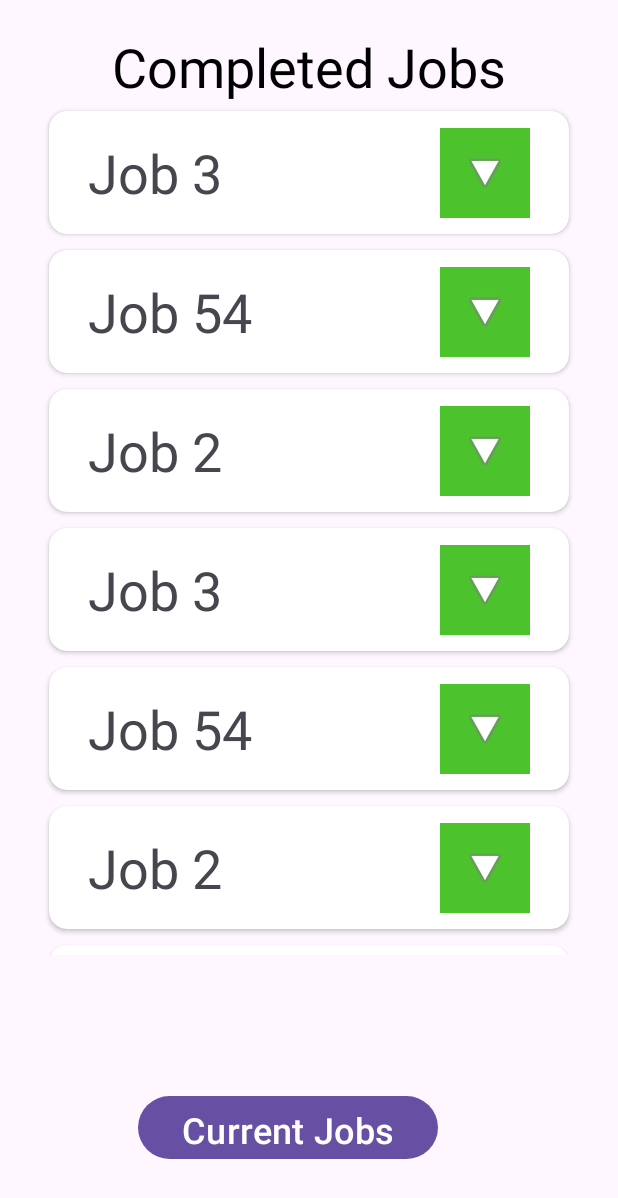
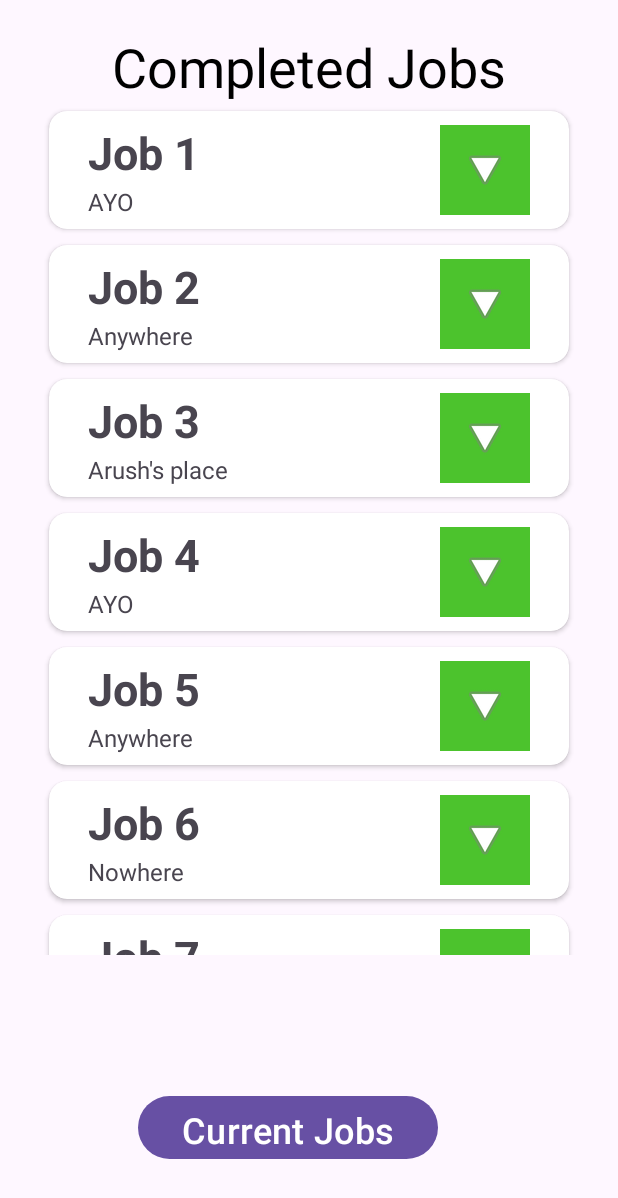
Before and after one commit to GarrettVosecky/Hackstreet-Boys, an Android app: the screen it shows after launch (CompletedJobsPage), on a phone screen of 412 x 824 dp. Shown: the top 1198 px of the screen. Run offline under Robolectric (Android 15) with nearby library versions, the phone set to English and light mode, and no system bars.

Commit message:
Pushed cause of testing

```diff
--- a/app/src/main/java/com/example/hackstreet_boys/CompletedJobsPage.java
+++ b/app/src/main/java/com/example/hackstreet_boys/CompletedJobsPage.java
@@ -28,27 +28,27 @@ public class CompletedJobsPage extends AppCompatActivity {
 
         List<JobCard> jobList = new ArrayList<>();
 
-        jobList.add(new JobCard("Job 3", "AYO", "YO YO YO YO YO YO", "dude", 2));
-        jobList.add(new JobCard("Job 54", "Anywhere", "BLAH BLAH BLAH BLAH", "bro", 4));
-        jobList.add(new JobCard("Job 2", "Nowhere", "YO YO YO YO YO YO", "dude", 2));
-        jobList.add(new JobCard("Job 3", "AYO", "YO YO YO YO YO YO", "dude", 2));
-        jobList.add(new JobCard("Job 54", "Anywhere", "BLAH BLAH BLAH BLAH", "bro", 4));
-        jobList.add(new JobCard("Job 2", "Nowhere", "YO YO YO YO YO YO", "dude", 2));
-        jobList.add(new JobCard("Job 3", "AYO", "YO YO YO YO YO YO", "dude", 2));
-        jobList.add(new JobCard("Job 54", "Anywhere", "BLAH BLAH BLAH BLAH", "bro", 4));
-        jobList.add(new JobCard("Job 2", "Nowhere", "YO YO YO YO YO YO", "dude", 2));
-        jobList.add(new JobCard("Job 3", "AYO", "YO YO YO YO YO YO", "dude", 2));
-        jobList.add(new JobCard("Job 54", "Anywhere", "BLAH BLAH BLAH BLAH", "bro", 4));
-        jobList.add(new JobCard("Job 2", "Nowhere", "YO YO YO YO YO YO", "dude", 2));
-        jobList.add(new JobCard("Job 3", "AYO", "YO YO YO YO YO YO", "dude", 2));
-        jobList.add(new JobCard("Job 54", "Anywhere", "BLAH BLAH BLAH BLAH", "bro", 4));
-        jobList.add(new JobCard("Job 2", "Nowhere", "YO YO YO YO YO YO", "dude", 2));
-        jobList.add(new JobCard("Job 3", "AYO", "YO YO YO YO YO YO", "dude", 2));
-        jobList.add(new JobCard("Job 54", "Anywhere", "BLAH BLAH BLAH BLAH", "bro", 4));
-        jobList.add(new JobCard("Job 2", "Nowhere", "YO YO YO YO YO YO", "dude", 2));
-        jobList.add(new JobCard("Job 3", "AYO", "YO YO YO YO YO YO", "dude", 2));
-        jobList.add(new JobCard("Job 54", "Anywhere", "BLAH BLAH BLAH BLAH", "bro", 4));
-        jobList.add(new JobCard("Job 2", "Nowhere", "YO YO YO YO YO YO", "dude", 2));
+        jobList.add(new JobCard("Job 1", "AYO", "YO YO YO YO YO YO", "dude", 2));
+        jobList.add(new JobCard("Job 2", "Anywhere", "BLAH BLAH BLAH BLAH", "bro", 4));
+        jobList.add(new JobCard("Job 3", "Arush's place", "Vandalism", "Vandalism", 2));
+        jobList.add(new JobCard("Job 4", "AYO", "YO YO YO YO YO YO", "dude", 2));
+        jobList.add(new JobCard("Job 5", "Anywhere", "BLAH BLAH BLAH BLAH", "bro", 4));
+        jobList.add(new JobCard("Job 6", "Nowhere", "YO YO YO YO YO YO", "dude", 2));
+        jobList.add(new JobCard("Job 7", "AYO", "YO YO YO YO YO YO", "dude", 2));
+        jobList.add(new JobCard("Job 8", "Anywhere", "BLAH BLAH BLAH BLAH", "bro", 4));
+        jobList.add(new JobCard("Job 9", "Nowhere", "YO YO YO YO YO YO", "dude", 2));
+        jobList.add(new JobCard("Job 10", "AYO", "YO YO YO YO YO YO", "dude", 2));
+        jobList.add(new JobCard("Job 11", "Anywhere", "BLAH BLAH BLAH BLAH", "bro", 4));
+        jobList.add(new JobCard("Job 12", "Nowhere", "YO YO YO YO YO YO", "dude", 2));
+        jobList.add(new JobCard("Job 13", "AYO", "YO YO YO YO YO YO", "dude", 2));
+        jobList.add(new JobCard("Job 14", "Anywhere", "BLAH BLAH BLAH BLAH", "bro", 4));
+        jobList.add(new JobCard("Job 15", "Nowhere", "YO YO YO YO YO YO", "dude", 2));
+        jobList.add(new JobCard("Job 16", "AYO", "YO YO YO YO YO YO", "dude", 2));
+        jobList.add(new JobCard("Job 17", "Anywhere", "BLAH BLAH BLAH BLAH", "bro", 4));
+        jobList.add(new JobCard("Job 18", "Nowhere", "YO YO YO YO YO YO", "dude", 2));
+        jobList.add(new JobCard("Job 19", "AYO", "YO YO YO YO YO YO", "dude", 2));
+        jobList.add(new JobCard("Job 20", "Anywhere", "BLAH BLAH BLAH BLAH", "bro", 4));
+        jobList.add(new JobCard("Job 21", "Nowhere", "YO YO YO YO YO YO", "dude", 2));
 
         recyclerView.setLayoutManager(new LinearLayoutManager(this));
 
--- a/app/src/main/java/com/example/hackstreet_boys/JobCard.java
+++ b/app/src/main/java/com/example/hackstreet_boys/JobCard.java
@@ -28,7 +28,7 @@ public class JobCard {
 
     public String getDescription()
     {
-        return Status;
+        return Description;
     }
 
     public String getStatus()
--- a/app/src/main/res/layout/current_jobs.xml
+++ b/app/src/main/res/layout/current_jobs.xml
@@ -84,8 +84,7 @@
                 android:layout_width="match_parent"
                 android:layout_height="wrap_content"
                 android:orientation="vertical"
-                android:padding="12dp"
-                android:visibility="gone">
+                android:padding="12dp">
 
                 <TextView
                     android:id="@+id/job1Text"
--- a/app/src/main/res/layout/jobcardlayout.xml
+++ b/app/src/main/res/layout/jobcardlayout.xml
@@ -22,29 +22,48 @@
             <androidx.constraintlayout.widget.ConstraintLayout
                 android:id="@+id/TitleDisplay"
                 android:layout_width="match_parent"
-                android:layout_height="70dp">
+                android:layout_height="wrap_content">
+
+                <TextView
+                    android:id="@+id/Location"
+                    android:layout_width="wrap_content"
+                    android:layout_height="wrap_content"
+                    android:layout_marginStart="20dp"
+                    android:layout_marginEnd="35dp"
+                    android:text="114 N 1st St, Eldridge, IA 52748"
+                    android:textSize="16sp"
+                    app:layout_constraintBottom_toBottomOf="parent"
+                    app:layout_constraintEnd_toStartOf="@+id/dropDown"
+                    app:layout_constraintHorizontal_bias="0.0"
+                    app:layout_constraintStart_toStartOf="parent"
+                    app:layout_constraintTop_toBottomOf="@+id/Title" />
 
                 <TextView
                     android:id="@+id/Title"
-                    android:layout_width="256dp"
-                    android:layout_height="49dp"
+                    android:layout_width="wrap_content"
+                    android:layout_height="wrap_content"
                     android:layout_marginStart="20dp"
-                    android:text="Job Name 1"
-                    android:textSize="36dp"
-                    app:layout_constraintBottom_toBottomOf="parent"
+                    android:text="Package Delivery"
+                    android:textAlignment="textStart"
+                    android:textSize="30dp"
+                    android:textStyle="bold"
+                    app:layout_constraintBottom_toTopOf="@+id/Location"
                     app:layout_constraintEnd_toEndOf="parent"
                     app:layout_constraintHorizontal_bias="0.0"
                     app:layout_constraintStart_toStartOf="parent"
-                    app:layout_constraintTop_toTopOf="parent"
-                    app:layout_constraintVertical_bias="0.516" />
+                    app:layout_constraintTop_toTopOf="parent" />
 
                 <ImageButton
                     android:id="@+id/dropDown"
                     android:layout_width="60dp"
                     android:layout_height="60dp"
+                    android:layout_marginTop="3dp"
                     android:layout_marginEnd="20dp"
+                    android:layout_marginBottom="3dp"
                     android:background="#4CC32D"
                     android:rotation="90"
+                    android:scaleType="center"
+                    android:scaleX="1"
                     app:layout_constraintBottom_toBottomOf="parent"
                     app:layout_constraintEnd_toEndOf="parent"
                     app:layout_constraintHorizontal_bias="1.0"
@@ -57,65 +76,111 @@
             <androidx.constraintlayout.widget.ConstraintLayout
                 android:id="@+id/Description"
                 android:layout_width="match_parent"
-                android:layout_height="144dp"
+                android:layout_height="wrap_content"
                 android:layout_weight="2"
                 android:visibility="gone">
 
+                <ImageButton
+                    android:id="@+id/actionButton"
+                    android:layout_width="40dp"
+                    android:layout_height="40dp"
+                    android:layout_marginTop="5dp"
+                    android:layout_marginBottom="5dp"
+                    android:alpha="1"
+                    android:background="#4CC32D"
+                    android:backgroundTint="#7CFFFFFF"
+                    android:rotation="0"
+                    android:scaleX="1.5"
+                    android:scaleY="1.5"
+                    android:tint="#1A1A1A"
+                    app:layout_constraintBottom_toBottomOf="parent"
+                    app:layout_constraintEnd_toEndOf="parent"
+                    app:layout_constraintHorizontal_bias="1.0"
+                    app:layout_constraintStart_toEndOf="@+id/mapButton"
+                    app:layout_constraintTop_toBottomOf="@+id/seperator"
+                    app:srcCompat="@android:drawable/ic_menu_delete" />
+
+                <ImageButton
+                    android:id="@+id/mapButton"
+                    android:layout_width="40dp"
+                    android:layout_height="40dp"
+                    android:layout_marginTop="5dp"
+                    android:layout_marginBottom="5dp"
+                    android:alpha="1"
+                    android:background="#4CC32D"
+                    android:backgroundTint="#00592424"
+                    android:rotation="0"
+                    android:scaleX="1.2"
+                    android:scaleY="1.2"
+                    android:tint="#2E2E2E"
+                    app:layout_constraintBottom_toBottomOf="parent"
+                    app:layout_constraintEnd_toStartOf="@+id/actionButton"
+                    app:layout_constraintHorizontal_bias="1.0"
+                    app:layout_constraintStart_toEndOf="@+id/Status"
+                    app:layout_constraintTop_toBottomOf="@+id/seperator"
+                    app:layout_constraintVertical_bias="0.45"
+                    app:srcCompat="@android:drawable/ic_dialog_map" />
+
+                <View
+                    android:id="@+id/seperator2"
+                    android:layout_width="wrap_content"
+                    android:layout_height="4dp"
+                    android:background="#87646464"
+                    app:layout_constraintBottom_toTopOf="@+id/description"
+                    app:layout_constraintEnd_toEndOf="parent"
+                    app:layout_constraintStart_toStartOf="parent"
+                    app:layout_constraintTop_toTopOf="parent"
+                    app:layout_constraintVertical_bias="0.0" />
+
+                <View
+                    android:id="@+id/seperator"
+                    android:layout_width="wrap_content"
+                    android:layout_height="4dp"
+                    android:background="#87646464"
+                    app:layout_constraintBottom_toTopOf="@+id/Applicant"
+                    app:layout_constraintEnd_toEndOf="parent"
+                    app:layout_constraintStart_toStartOf="parent"
+                    app:layout_constraintTop_toBottomOf="@+id/description" />
+
                 <TextView
-                    android:id="@+id/Location"
-                    android:layout_width="310dp"
-                    android:layout_height="25dp"
+                    android:id="@+id/description"
+                    android:layout_width="wrap_content"
+                    android:layout_height="wrap_content"
                     android:layout_marginStart="20dp"
-                    android:text="Location: SOMEWHERE"
-                    android:textSize="20dp"
-                    app:layout_constraintBottom_toBottomOf="parent"
+                    android:layout_marginTop="5dp"
+                    android:layout_marginEnd="20dp"
+                    android:text="Package Delivery"
+                    android:textAlignment="viewStart"
+                    android:textDirection="inherit"
+                    android:textSize="16sp"
+                    app:layout_constraintBottom_toTopOf="@+id/seperator"
                     app:layout_constraintEnd_toEndOf="parent"
                     app:layout_constraintHorizontal_bias="0.0"
                     app:layout_constraintStart_toStartOf="parent"
-                    app:layout_constraintTop_toTopOf="parent"
-                    app:layout_constraintVertical_bias="0.050000012" />
-
-                <TextView
-                    android:id="@+id/description"
-                    android:layout_width="349dp"
-                    android:layout_height="71dp"
-                    android:layout_marginStart="20dp"
-                    android:layout_marginEnd="20dp"
-                    android:text="BLAH BLAH BLAH BLAH BLAH BLAH BLAH BLAH BLAH BLAH BLAH BLAH BLAH BLAH BLAH BLAH BLAH BLAH BLAH BLAH BLAH BLAH BLAH BLAH BLAH BLAH BLAH BLAH BLAH BLAH "
-                    android:textSize="14dp"
-                    app:layout_constraintBottom_toTopOf="@+id/Status"
-                    app:layout_constraintEnd_toEndOf="parent"
-                    app:layout_constraintHorizontal_bias="0.0"
-                    app:layout_constraintStart_toStartOf="parent"
-                    app:layout_constraintTop_toBottomOf="@+id/Location" />
+                    app:layout_constraintTop_toTopOf="parent" />
 
                 <TextView
                     android:id="@+id/Status"
-                    android:layout_width="312dp"
-                    android:layout_height="20dp"
-                    android:layout_marginStart="20dp"
-                    android:layout_marginEnd="20dp"
+                    android:layout_width="216dp"
+                    android:layout_height="wrap_content"
                     android:text="Not being done"
-                    android:textSize="14dp"
+                    android:textSize="12sp"
                     app:layout_constraintBottom_toBottomOf="parent"
-                    app:layout_constraintEnd_toEndOf="parent"
-                    app:layout_constraintHorizontal_bias="0.0"
+                    app:layout_constraintEnd_toStartOf="@+id/mapButton"
                     app:layout_constraintStart_toStartOf="parent"
-                    app:layout_constraintTop_toBottomOf="@+id/description" />
+                    app:layout_constraintTop_toBottomOf="@+id/Applicant" />
 
-                <ImageButton
-                    android:id="@+id/actionButton"
-                    android:layout_width="25dp"
-                    android:layout_height="24dp"
-                    android:alpha="1"
-                    android:background="#4CC32D"
-                    android:backgroundTint="#7CFFFFFF"
-                    android:rotation="90"
-                    app:layout_constraintBottom_toBottomOf="parent"
-                    app:layout_constraintEnd_toEndOf="parent"
-                    app:layout_constraintStart_toEndOf="@+id/Status"
-                    app:layout_constraintTop_toBottomOf="@+id/description"
-                    app:srcCompat="@android:drawable/ic_delete" />
+                <TextView
+                    android:id="@+id/Applicant"
+                    android:layout_width="216dp"
+                    android:layout_height="wrap_content"
+                    android:text="Started by Him"
+                    android:textSize="14sp"
+                    app:layout_constraintBottom_toTopOf="@+id/Status"
+                    app:layout_constraintEnd_toStartOf="@+id/mapButton"
+                    app:layout_constraintStart_toStartOf="parent"
+                    app:layout_constraintTop_toBottomOf="@+id/seperator" />
+
             </androidx.constraintlayout.widget.ConstraintLayout>
         </LinearLayout>
 
```
